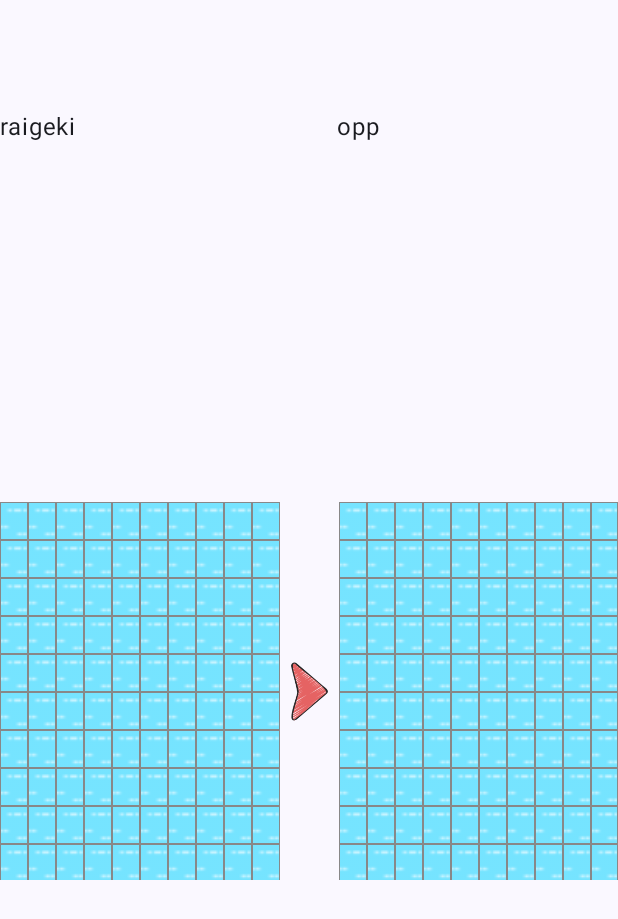
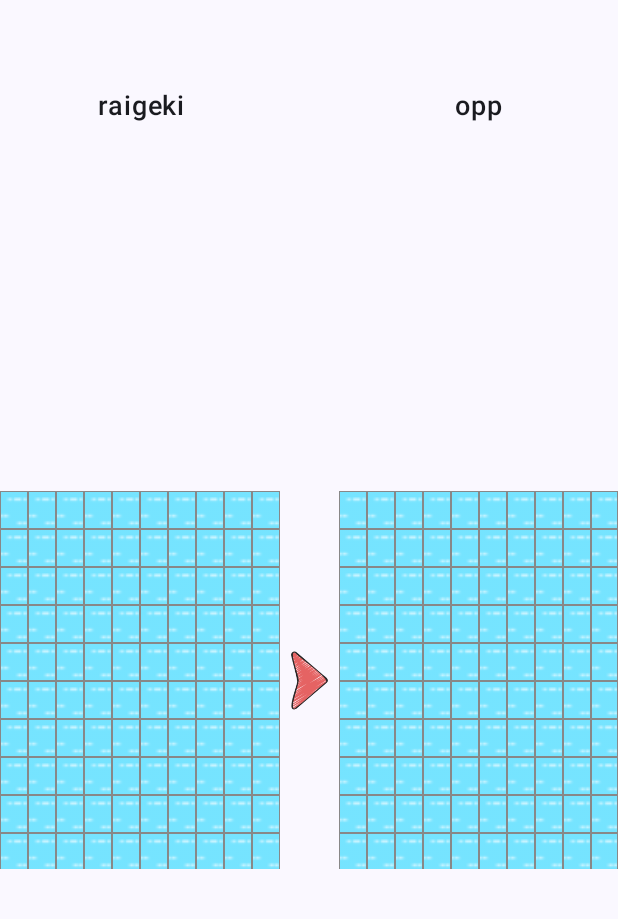
Before and after one commit to nptchiko/Online-Battleship, an Android app built with Jetpack Compose: the GameScreen screen opened through its navigation route, on a phone screen of 412 x 824 dp. Shown: the top 919 px of the screen. Run offline under Robolectric (Android 15) with nearby library versions, the phone set to English and light mode, and no system bars; libraries missing offline, so code that uses them is left out: io.socket.client, io.socket.emitter, io.socket.engineio; 6 statements that could not run were skipped.

Commit message:
feat: implement EndGame event and update UI for player board

```diff
--- a/app/src/main/java/com/example/demobattleship/BattleShipApp.kt
+++ b/app/src/main/java/com/example/demobattleship/BattleShipApp.kt
@@ -1,10 +1,9 @@
 package com.example.demobattleship
 
-import android.util.Log
 import androidx.compose.runtime.Composable
 import androidx.compose.runtime.LaunchedEffect
+import androidx.compose.runtime.collectAsState
 import androidx.compose.ui.platform.LocalContext
-import androidx.navigation.NavController
 import androidx.navigation.NavHostController
 import androidx.navigation.compose.NavHost
 import androidx.navigation.compose.composable
@@ -63,7 +62,8 @@ fun BattleShipApp(
             GameScreen(
                 context = context,
                 gameViewModel = gameViewModel,
-                battleViewModel = battleViewModel
+                battleViewModel = battleViewModel,
+                preYourBoard = placeShipViewModel.placeShipBoard.collectAsState()
             )
         }
     }
--- a/app/src/main/java/com/example/demobattleship/data/model/TurnState.kt
+++ b/app/src/main/java/com/example/demobattleship/data/model/TurnState.kt
@@ -1,5 +1,6 @@
 package com.example.demobattleship.data.model
 
 data class TurnState(
-    val yourTurn: Boolean = false
+    val yourTurn: Boolean = false,
+    val gameResult: String = ""
 )
--- a/app/src/main/java/com/example/demobattleship/ui/screens/GameScreen.kt
+++ b/app/src/main/java/com/example/demobattleship/ui/screens/GameScreen.kt
@@ -1,10 +1,11 @@
 package com.example.demobattleship.ui.screens
 
 import android.annotation.SuppressLint
+import android.app.Activity
 import android.content.Context
-import android.content.pm.ActivityInfo
 import android.util.Log
 import androidx.compose.foundation.Image
+import androidx.compose.foundation.background
 import androidx.compose.foundation.border
 import androidx.compose.foundation.clickable
 import androidx.compose.foundation.layout.Arrangement
@@ -13,12 +14,16 @@ import androidx.compose.foundation.layout.Column
 import androidx.compose.foundation.layout.Row
 import androidx.compose.foundation.layout.fillMaxSize
 import androidx.compose.foundation.layout.height
+import androidx.compose.foundation.layout.padding
 import androidx.compose.foundation.layout.size
 import androidx.compose.foundation.layout.width
+import androidx.compose.foundation.layout.wrapContentSize
 import androidx.compose.foundation.lazy.grid.GridCells
 import androidx.compose.foundation.lazy.grid.LazyVerticalGrid
+import androidx.compose.foundation.shape.RoundedCornerShape
 import androidx.compose.material3.Text
 import androidx.compose.runtime.Composable
+import androidx.compose.runtime.State
 import androidx.compose.runtime.collectAsState
 import androidx.compose.runtime.getValue
 import androidx.compose.ui.Alignment
@@ -28,24 +33,53 @@ import androidx.compose.ui.graphics.graphicsLayer
 import androidx.compose.ui.layout.ContentScale
 import androidx.compose.ui.platform.LocalContext
 import androidx.compose.ui.res.painterResource
+import androidx.compose.ui.text.font.FontWeight
+import androidx.compose.ui.text.style.TextAlign
 import androidx.compose.ui.tooling.preview.Preview
 import androidx.compose.ui.unit.dp
-import com.example.demobattleship.MainActivity
+import androidx.compose.ui.unit.sp
+import androidx.compose.ui.window.Dialog
 import com.example.demobattleship.ui.GameViewModel
 import com.example.demobattleship.ui.theme.DemoBattleShipTheme
 import com.example.demobattleship.R
+import com.example.demobattleship.data.model.CoorPlaceShip
 import com.example.demobattleship.ui.BattleViewModel
+import com.example.demobattleship.ui.PlaceShipViewModel
+import com.google.gson.JsonParser
+import kotlin.system.exitProcess
 
+@Composable
+fun ResultDialog(win: Boolean, onDismiss: () -> Unit) {
+        Dialog(
+            onDismissRequest = onDismiss
+        ) {
+            Box(
+                modifier = Modifier
+                    .background(Color.White, shape = RoundedCornerShape(8.dp))
+                    .padding(16.dp),
+                contentAlignment = Alignment.Center
+            ) {
+                Text(
+                    text =  if (win) "VICTORY"
+                            else "DEFEAT",
+                    color = Color.Black,
+                    fontSize = 20.sp,
+                    fontWeight = FontWeight.Bold,
+                    textAlign = TextAlign.Center
+                )
+            }
+        }
+}
 
 @SuppressLint("StateFlowValueCalledInComposition")
 @Composable
 fun GameScreen(
     context: Context,
     gameViewModel: GameViewModel,
-    battleViewModel: BattleViewModel
+    battleViewModel: BattleViewModel,
+    preYourBoard: State<MutableList<MutableList<CoorPlaceShip>>>
 ) {
-    (context as MainActivity)?.requestedOrientation = ActivityInfo.SCREEN_ORIENTATION_LANDSCAPE
-//    val gameUiState by gameViewModel.uiState.collectAsState()
+//    (context as MainActivity)?.requestedOrientation = ActivityInfo.SCREEN_ORIENTATION_LANDSCAPE
 
 
     val oppBoard by battleViewModel.oppBoard.collectAsState()
@@ -55,15 +89,48 @@ fun GameScreen(
 
 //    battleViewModel.listenShootResult(gameViewModel.socket)
     Log.d("turn: ", if (turnState.yourTurn) "player" else "bot")
+
+    gameViewModel.socket.on("end_game") {args ->
+        gameViewModel.socket.off("update_context")
+        val data = JsonParser.parseString(args[0].toString()).asJsonObject
+        Log.d("received data", data.toString())
+
+        val win = data.get("win").asBoolean
+        battleViewModel.updateGameResult(win)
+    }
+
+    if (turnState.gameResult != "") {
+        ResultDialog(win = (turnState.gameResult == "win")) {
+            (context as Activity).finish()
+            exitProcess(0)
+        }
+    }
+
     Column(modifier = Modifier.fillMaxSize()) {
         Row(
-            modifier = Modifier.weight(1.2f),
+            modifier = Modifier.weight(1f),
             horizontalArrangement = Arrangement.Center,
             verticalAlignment = Alignment.Bottom
         ) {
-            Text(text = gameViewModel.uiState.value.name, modifier = Modifier.weight(8f))
+            Text(
+                text = gameViewModel.uiState.value.name,
+                textAlign = TextAlign.Center,
+                fontWeight = FontWeight.SemiBold,
+                fontSize = 18.sp,
+                modifier = Modifier
+                    .weight(8f)
+                    .wrapContentSize(Alignment.Center)
+            )
             Box(modifier = Modifier.weight(1.6f))
-            Text(text = gameViewModel.uiState.value.oppName, modifier = Modifier.weight(8f))
+            Text(
+                text = gameViewModel.uiState.value.oppName,
+                textAlign = TextAlign.Center,
+                fontWeight = FontWeight.SemiBold,
+                fontSize = 18.sp,
+                modifier = Modifier
+                    .weight(8f)
+                    .wrapContentSize(Alignment.Center)
+            )
         }
         Row(
             modifier = Modifier.weight(9f),
@@ -91,7 +158,7 @@ fun GameScreen(
                             modifier = Modifier
                                 .size(25.dp)
                                 .border(0.01.dp, color = Color.Gray)
-                                .clickable (enabled = !turnState.yourTurn) {
+                                .clickable(enabled = !turnState.yourTurn) {
 //                                    val selectedCoor: String =
 //                                        "" + (65 + x).toChar() + (48 + y).toChar()
 //                                    battleViewModel.shootBot(x, y, gameViewModel.socket)
@@ -118,6 +185,17 @@ fun GameScreen(
 
                                 )
                             }
+                            else if (preYourBoard.value[x][y].selected) {
+                                Image(
+                                    painter = painterResource(id = getImage(preYourBoard.value[x][y].typeShip, preYourBoard.value[x][y].index)),
+                                    contentDescription = null,
+                                    contentScale = ContentScale.Crop,
+                                    modifier = Modifier
+                                        .fillMaxSize()
+                                        .graphicsLayer(rotationZ = if (preYourBoard.value[x][y].direction) 0f else -90f)
+
+                                )
+                            }
 
                         }
                     }
@@ -133,6 +211,7 @@ fun GameScreen(
                 contentDescription = null,
                 modifier = Modifier
                     .size(100.dp, 200.dp)
+                    .clickable { }
                     .weight(1.7f)
             )
 
@@ -209,7 +288,8 @@ fun GameScreenTest() {
         GameScreen(
             context = LocalContext.current,
             gameViewModel = GameViewModel(),
-            battleViewModel = BattleViewModel()
+            battleViewModel = BattleViewModel(),
+            preYourBoard = PlaceShipViewModel().placeShipBoard.collectAsState()
         )
     }
 }
```
Also changed, not shown: app/src/main/java/com/example/demobattleship/ui/BattleViewModel.kt (+9 -5 lines).
